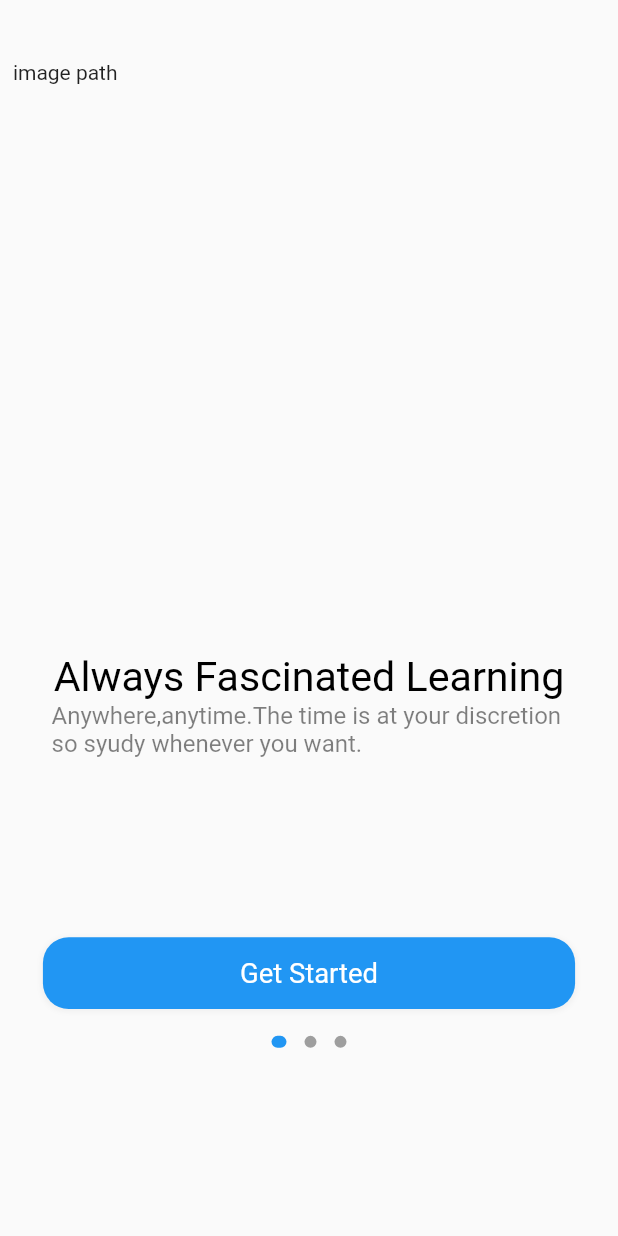
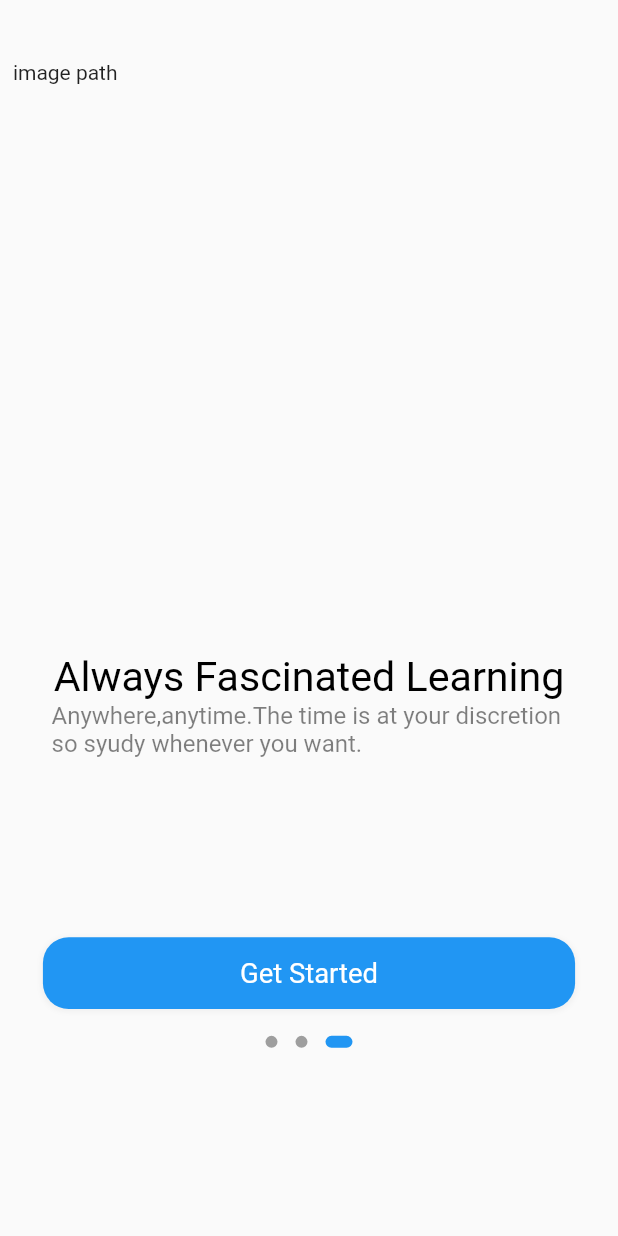
Before and after one commit to Katanabiz/tutorial_app, a Flutter app: the screen it shows after launch, swiped to page 3, on a phone screen of 412 x 824 dp. Run offline on Flutter 3.47's test engine with Material 2 defaults, Android fonts, the phone set to English and light mode, and no system bars; drawn by our look-alikes of dots_indicator; our stand-ins replace flutter_bloc, flutter_screenutil.

Commit message:
dots indicator done

```diff
--- a/lib/pages/welcome/welcome.dart
+++ b/lib/pages/welcome/welcome.dart
@@ -1,6 +1,11 @@
 import 'package:dots_indicator/dots_indicator.dart';
 import 'package:flutter/material.dart';
+import 'package:flutter_bloc/flutter_bloc.dart';
 import 'package:flutter_screenutil/flutter_screenutil.dart';
+import 'package:tutorial_app/pages/welcome/bloc/welcome_blocs.dart';
+import 'package:tutorial_app/pages/welcome/bloc/welcome_state.dart';
+
+import 'bloc/welcome_events.dart';
 
 class Welcome extends StatefulWidget {
   const Welcome({super.key});
@@ -15,13 +20,20 @@ class _WelcomeState extends State<Welcome> {
     return Container(
       color: Colors.white,
       child: Scaffold(
-        body: Container(
+        body: BlocBuilder<WelcomeBloc,WelcomeState>(builder: (context,state){
+          return  Container(
           margin: EdgeInsets.only(top: 34.h),
           width: 375.w,
           child: Stack(
             alignment: Alignment.topCenter,
             children: [
-              PageView(children: [
+              PageView(
+                onPageChanged:(index){
+                  state.page = index;
+                  BlocProvider.of<WelcomeBloc>(context).add(WelcomeEvent());
+                  print("index value is ${index}");
+                },
+                children: [
                 _welcomePage(
                     1,
                     context,
@@ -47,18 +59,20 @@ class _WelcomeState extends State<Welcome> {
               Positioned(
                   bottom: 100.h,
                   child: DotsIndicator(
+                    position: state.page,
                       dotsCount: 3,
                       mainAxisAlignment: MainAxisAlignment.center,
                       decorator: DotsDecorator(
                           color: Colors.grey,
                           activeColor: Colors.blue,
                           size: const Size.square(8.0),
-                          activeSize: const Size(10.0, 8.0),
+                          activeSize: const Size(18.0, 8.0),
                           activeShape: RoundedRectangleBorder(
                               borderRadius: BorderRadius.circular(5.0)))))
             ],
           ),
-        ),
+        );
+        })
       ),
     );
   }
```
